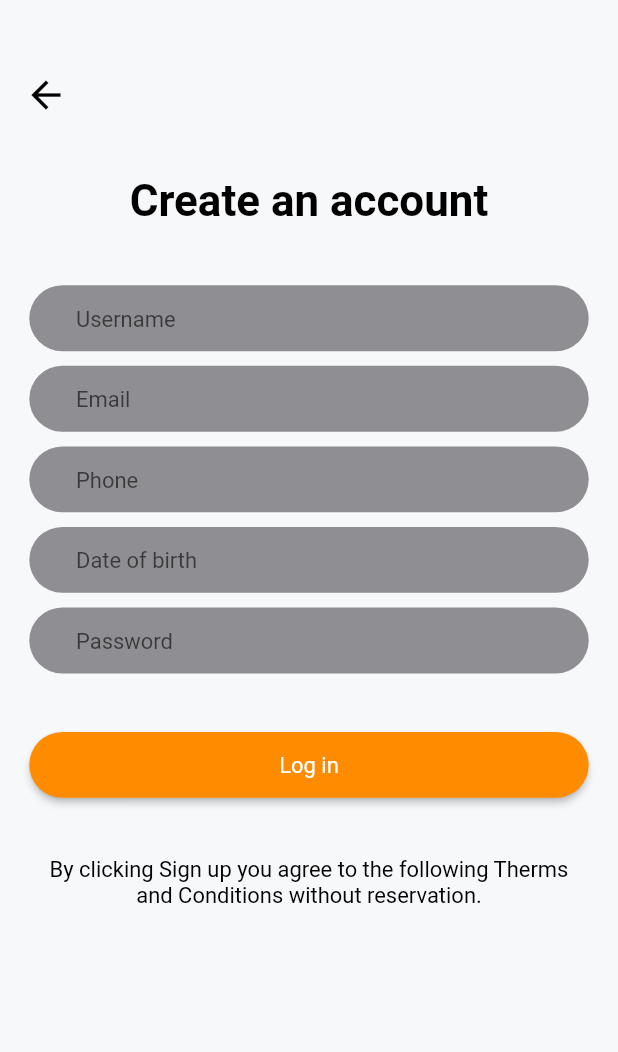
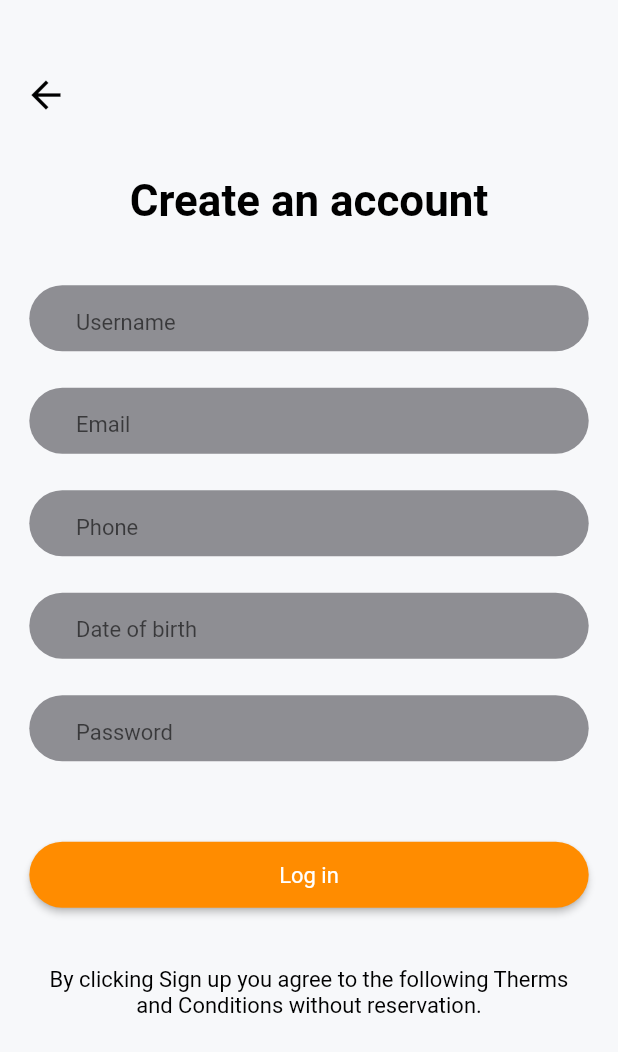
Before and after one commit to Wuerike/delivery_app, a Flutter app: the SingUpPage screen opened by its route, on a phone screen of 412 x 824 dp. Shown: the top 1052 px of the screen. Run offline on Flutter 3.47's test engine with Material 2 defaults, Android fonts, the phone set to English and light mode, and no system bars; our stand-ins replace cloud_firestore, firebase_core, flutter_screenutil, flutter_swiper_null_safety, shared_preferences; accounts and stored records are empty; network calls fail.

Commit message:
fix: Refactor roundedField to CustomTextFormField

```diff
--- a/lib/src/features/presentation/forgot_password_page/view/forgot_password_page.dart
+++ b/lib/src/features/presentation/forgot_password_page/view/forgot_password_page.dart
@@ -1,7 +1,7 @@
 import 'package:delivery_app/src/features/presentation/shared/components/alerts/alert_widget.dart';
 import 'package:delivery_app/src/features/presentation/shared/components/buttons/back_button.dart';
 import 'package:delivery_app/src/features/presentation/shared/components/buttons/rounded_button.dart';
-import 'package:delivery_app/src/features/presentation/shared/components/fields/rounded_field.dart';
+import 'package:delivery_app/src/features/presentation/shared/components/fields/custom_text_form_field.dart';
 import 'package:delivery_app/src/features/presentation/shared/components/texts/body_text.dart';
 import 'package:delivery_app/src/features/presentation/shared/components/texts/header1_text.dart';
 import 'package:flutter/material.dart';
@@ -47,7 +47,7 @@ class ForgotPasswordPage extends StatelessWidget {
                             ),
                           ),
                           SizedBox(height: 40.h),
-                          roundedField("Email", textInputType: TextInputType.emailAddress),
+                          CustomTextFormField(hintText: "Email", textInputType: CustomTextFormFieldType.email),
                           SizedBox(height: 40.h),
                           _sendButton(context),
                         ],
--- a/lib/src/features/presentation/login_page/view/login_page.dart
+++ b/lib/src/features/presentation/login_page/view/login_page.dart
@@ -1,7 +1,7 @@
 import 'package:delivery_app/src/colors/colors.dart';
 import 'package:delivery_app/src/features/presentation/shared/components/buttons/back_button.dart';
 import 'package:delivery_app/src/features/presentation/shared/components/buttons/rounded_button.dart';
-import 'package:delivery_app/src/features/presentation/shared/components/fields/rounded_field.dart';
+import 'package:delivery_app/src/features/presentation/shared/components/fields/custom_text_form_field.dart';
 import 'package:delivery_app/src/features/presentation/shared/components/texts/body_text.dart';
 import 'package:delivery_app/src/features/presentation/shared/components/texts/header1_text.dart';
 import 'package:flutter/material.dart';
@@ -28,7 +28,7 @@ class LoginPage extends StatelessWidget {
                   child: Container(
                     width: double.maxFinite,
                     height: 350.h,
-                    decoration: BoxDecoration(
+                    decoration: const BoxDecoration(
                       image: DecorationImage(
                         fit: BoxFit.cover,
                         image: NetworkImage(
@@ -62,9 +62,9 @@ class LoginPage extends StatelessWidget {
                             SizedBox(height: 10.h),
                             bodyText("Login to your account", color: AppColors.greyColor),
                             SizedBox(height: 40.h),
-                            roundedField("Email", textInputType: TextInputType.emailAddress),
+                            CustomTextFormField(hintText: "Email", textInputType: CustomTextFormFieldType.email),
                             SizedBox(height: 20.h),
-                            roundedField("Password", obscureText: true),
+                            CustomTextFormField(hintText: "Password", textInputType: CustomTextFormFieldType.password),
                             SizedBox(height: 40.h),
                             _loginButton(context),
                             SizedBox(height: 20.h),
--- /dev/null
+++ b/lib/src/features/presentation/shared/components/fields/custom_text_form_field.dart
@@ -0,0 +1,102 @@
+// ignore_for_file: public_member_api_docs, sort_constructors_first, must_be_immutable
+import 'package:delivery_app/src/colors/colors.dart';
+import 'package:delivery_app/src/utils/validators/form_validators.dart';
+import 'package:flutter/material.dart';
+import 'package:flutter_screenutil/flutter_screenutil.dart';
+
+abstract class TextFormFieldDelegate {
+  onChanged({required String value, required String hintText});
+}
+
+enum CustomTextFormFieldType { text, email, password, phone, date }
+
+class CustomTextFormField extends StatelessWidget {
+  final String hintText;
+  late double height;
+  late double width;
+  late Color color;
+  late CustomTextFormFieldType textInputType;
+  late TextFormFieldDelegate? delegate;
+  late TextEditingController? controller;
+
+  CustomTextFormField({
+    required this.hintText,
+    this.delegate,
+    this.controller,
+    Key? key,
+    double? height,
+    double? width,
+    Color? color,
+    CustomTextFormFieldType? textInputType,
+  }) : super(key: key) {
+    this.height = height ?? 45.h;
+    this.width = width ?? double.maxFinite;
+    this.color = color ?? AppColors.bgInputs;
+    this.textInputType = textInputType ?? CustomTextFormFieldType.text;
+  }
+
+  @override
+  Widget build(BuildContext context) {
+    return Stack(
+      children: [
+        Container(
+          height: height,
+          width: width,
+          decoration: BoxDecoration(
+            color: color,
+            borderRadius: BorderRadius.circular(height),
+          ),
+        ),
+        Container(
+          height: height + 15.h,
+          padding: EdgeInsets.only(left: 20.w),
+          child: TextFormField(
+            controller: controller,
+            keyboardType: getKeyboardType(textInputType: textInputType),
+            style: TextStyle(fontSize: 15.sp),
+            obscureText: textInputType == CustomTextFormFieldType.password,
+            decoration: InputDecoration(
+              hintText: hintText,
+              contentPadding: const EdgeInsets.fromLTRB(10, 0, 0, 0),
+              border: const OutlineInputBorder(
+                borderSide: BorderSide.none,
+              ),
+              errorStyle: TextStyle(
+                fontSize: 12.h,
+                height: 0,
+              ),
+            ),
+            onChanged: (value) {
+              if (delegate != null) {
+                delegate!.onChanged(value: value, hintText: hintText);
+              }
+            },
+            validator: (value) {
+              switch (textInputType) {
+                case CustomTextFormFieldType.email:
+                  return EmailFormValidator.validateEmail(email: value ?? '');
+                case CustomTextFormFieldType.password:
+                  return PasswordFormValidator.validatePassword(password: value ?? '');
+                default:
+                  return DefaultFormValidator.validateIsNotEmpty(value: value ?? '');
+              }
+            },
+          ),
+        ),
+      ],
+    );
+  }
+
+  TextInputType? getKeyboardType({required CustomTextFormFieldType textInputType}) {
+    switch (textInputType) {
+      case CustomTextFormFieldType.email:
+        return TextInputType.emailAddress;
+      case CustomTextFormFieldType.password:
+        return TextInputType.visiblePassword;
+      case CustomTextFormFieldType.phone:
+        return TextInputType.phone;
+      default:
+        return TextInputType.text;
+    }
+  }
+}
--- a/lib/src/features/presentation/shared/components/fields/rounded_field.dart
+++ /dev/null
@@ -1,38 +0,0 @@
-import 'package:delivery_app/src/colors/colors.dart';
-import 'package:flutter/material.dart';
-import 'package:flutter_screenutil/flutter_screenutil.dart';
-
-Widget roundedField(
-  String hintText, {
-  double? height,
-  double? width,
-  Color? color,
-  bool obscureText = false,
-  TextInputType? textInputType = TextInputType.text,
-}) {
-  height = height ?? 45.h;
-  width = width ?? double.maxFinite;
-  color = color ?? AppColors.bgInputs;
-
-  return Container(
-    height: height,
-    width: width,
-    padding: EdgeInsets.only(left: 20.w),
-    decoration: BoxDecoration(
-      color: color,
-      borderRadius: BorderRadius.circular(height),
-    ),
-    child: TextField(
-      keyboardType: textInputType,
-      style: TextStyle(fontSize: 15.sp),
-      obscureText: obscureText,
-      decoration: InputDecoration(
-        hintText: hintText,
-        contentPadding: const EdgeInsets.fromLTRB(10, 0, 0, 0),
-        border: const OutlineInputBorder(
-          borderSide: BorderSide.none,
-        ),
-      ),
-    ),
-  );
-}
--- a/lib/src/features/presentation/sign_up_page/view/sign_up_page.dart
+++ b/lib/src/features/presentation/sign_up_page/view/sign_up_page.dart
@@ -1,6 +1,6 @@
 import 'package:delivery_app/src/features/presentation/shared/components/buttons/back_button.dart';
 import 'package:delivery_app/src/features/presentation/shared/components/buttons/rounded_button.dart';
-import 'package:delivery_app/src/features/presentation/shared/components/fields/rounded_field.dart';
+import 'package:delivery_app/src/features/presentation/shared/components/fields/custom_text_form_field.dart';
 import 'package:delivery_app/src/features/presentation/shared/components/texts/body_text.dart';
 import 'package:delivery_app/src/features/presentation/shared/components/texts/header1_text.dart';
 import 'package:flutter/material.dart';
@@ -38,15 +38,15 @@ class SingUpPage extends StatelessWidget {
                         children: [
                           header1Text("Create an account"),
                           SizedBox(height: 40.h),
-                          roundedField("Username"),
+                          CustomTextFormField(hintText: "Username"),
                           SizedBox(height: 10.h),
-                          roundedField("Email", textInputType: TextInputType.emailAddress),
+                          CustomTextFormField(hintText: "Email", textInputType: CustomTextFormFieldType.email),
                           SizedBox(height: 10.h),
-                          roundedField("Phone", textInputType: TextInputType.phone),
+                          CustomTextFormField(hintText: "Phone", textInputType: CustomTextFormFieldType.phone),
                           SizedBox(height: 10.h),
-                          roundedField("Date of birth", textInputType: TextInputType.datetime),
+                          CustomTextFormField(hintText: "Date of birth", textInputType: CustomTextFormFieldType.date),
                           SizedBox(height: 10.h),
-                          roundedField("Password", obscureText: true),
+                          CustomTextFormField(hintText: "Password", textInputType: CustomTextFormFieldType.password),
                           SizedBox(height: 40.h),
                           _signUpButton(context),
                           SizedBox(height: 40.h),
--- /dev/null
+++ b/lib/src/utils/validators/form_validators.dart
@@ -0,0 +1,24 @@
+class EmailFormValidator {
+  static String message = 'Not a valid email';
+  static String? validateEmail({required String email}) {
+    String pattern =
+        r'^(([^<>()[\]\\.,;:\s@\"]+(\.[^<>()[\]\\.,;:\s@\"]+)*)|(\".+\"))@((\[[0-9]{1,3}\.[0-9]{1,3}\.[0-9]{1,3}\.[0-9]{1,3}\])|(([a-zA-Z\-0-9]+\.)+[a-zA-Z]{2,}))$';
+    RegExp regExp = RegExp(pattern);
+
+    return regExp.hasMatch(email) ? null : message;
+  }
+}
+
+class PasswordFormValidator {
+  static String message = 'Should have at least 6 characters';
+  static String? validatePassword({required String password}) {
+    return password.isNotEmpty && password.length >= 6 ? null : message;
+  }
+}
+
+class DefaultFormValidator {
+  static String message = 'Can not be empty';
+  static String? validateIsNotEmpty({required String value}) {
+    return value.isNotEmpty ? null : message;
+  }
+}
```
